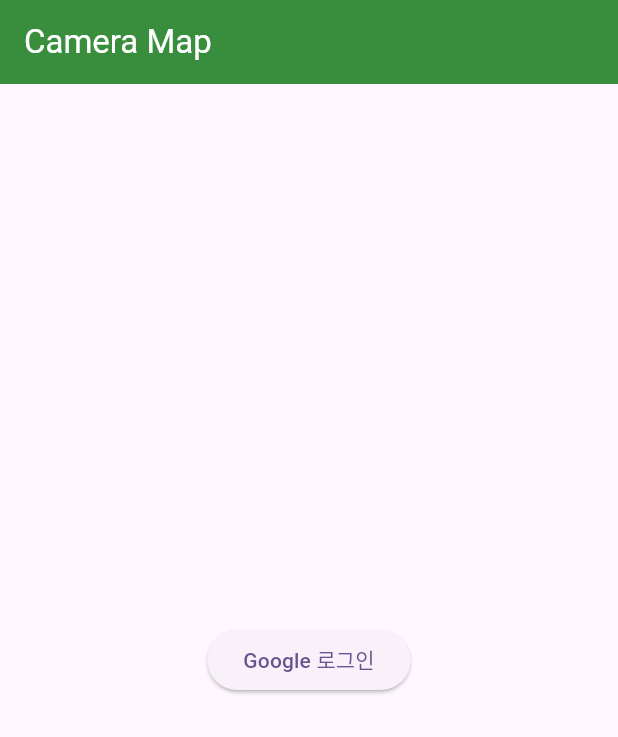
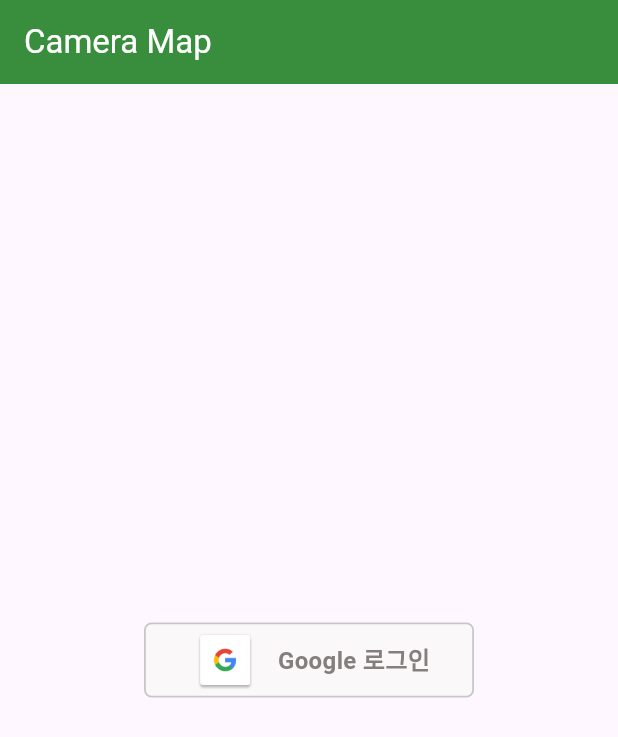
Before and after one commit to haagmin5382/camera_map, a Flutter app: the screen it shows after launch, after a tap on "Google 로그인", on a phone screen of 412 x 824 dp. Shown: the top 737 px of the screen. Run offline on Flutter 3.47's test engine with Material 2 defaults, Android fonts, the light colour scheme and no system bars; our stand-ins replace firebase_auth, firebase_core, geolocator, google_maps_flutter, google_sign_in, image_picker and 1 more; accounts and stored records are empty.

Commit message:
:lipstick: style : add google login button

```diff
--- a/camera_map/lib/screens/login_screen.dart
+++ b/camera_map/lib/screens/login_screen.dart
@@ -42,9 +42,49 @@ class LoginScreen extends StatelessWidget {
         child: Column(
           mainAxisAlignment: MainAxisAlignment.center,
           children: <Widget>[
-            ElevatedButton(
-              onPressed: () {},
-              child: const Text('Google 로그인'),
+            InkWell(
+              onTap: () async {
+                final User? user = await _handleSignIn();
+                if (user != null) {
+                  // 로그인 성공 후 처리
+                  print("로그인 성공: ${user.displayName}");
+                } else {
+                  // 로그인 실패 처리
+                  print("로그인 실패");
+                }
+              },
+              child: Container(
+                width: 220,
+                height: 50,
+                decoration: BoxDecoration(
+                  color: const Color.fromARGB(255, 250, 248, 248),
+                  borderRadius: BorderRadius.circular(5.0), // 큰 테두리를 추가
+                  border: Border.all(
+                    color: Colors.black.withOpacity(0.2), // 테두리 색상
+                    width: 1.2, // 테두리 두께
+                  ),
+                ),
+                child: Row(
+                  mainAxisAlignment: MainAxisAlignment.center,
+                  children: [
+                    Image.asset(
+                      'assets/google_logo.png', // 로고 이미지 경로
+                      width: 50,
+                      height: 40,
+                    ),
+                    const SizedBox(width: 10),
+                    // const Icon(Icons.googleSignIn),
+                    const Text(
+                      'Google 로그인',
+                      style: TextStyle(
+                        color: Color.fromARGB(221, 115, 107, 107),
+                        fontSize: 16,
+                        fontWeight: FontWeight.w600,
+                      ),
+                    ),
+                  ],
+                ),
+              ),
             ),
           ],
         ),
```
Also changed, not shown: camera_map/assets/google_login.png (added), camera_map/assets/google_logo.png (added), 1 other file.
